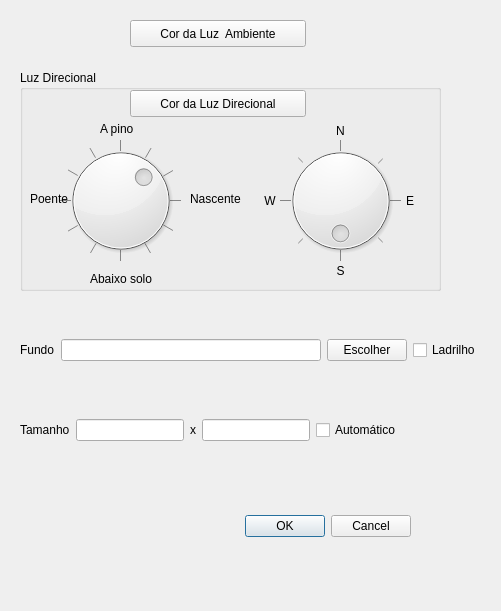
The window that ifg/qt/ui/iluminacao.ui (matferib/tabuleiro-virtual) describes before a commit, drawn with Qt 5.
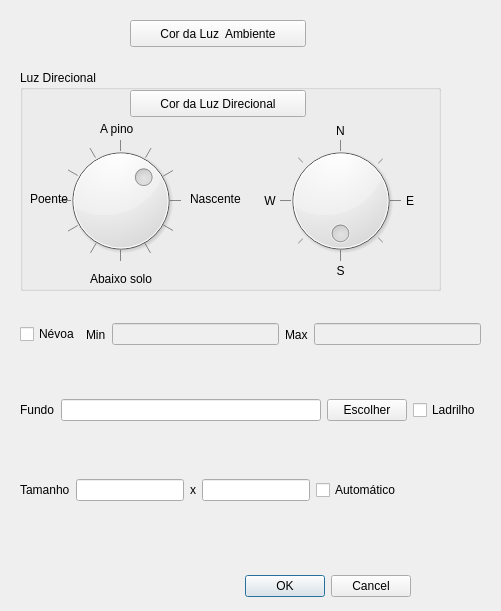
The same window after the commit.

What changed in the file:
```diff
--- a/ifg/qt/ui/iluminacao.ui
+++ b/ifg/qt/ui/iluminacao.ui
@@ -17,7 +17,7 @@
    <property name="geometry">
     <rect>
      <x>70</x>
-     <y>510</y>
+     <y>570</y>
      <width>341</width>
      <height>32</height>
     </rect>
@@ -33,7 +33,7 @@
    <property name="geometry">
     <rect>
      <x>20</x>
-     <y>310</y>
+     <y>370</y>
      <width>461</width>
      <height>80</height>
     </rect>
@@ -72,7 +72,7 @@
    <property name="geometry">
     <rect>
      <x>20</x>
-     <y>390</y>
+     <y>450</y>
      <width>463</width>
      <height>80</height>
     </rect>
@@ -440,6 +440,53 @@
     </property>
    </widget>
   </widget>
+  <widget class="QWidget" name="horizontalLayoutWidget_3">
+   <property name="geometry">
+    <rect>
+     <x>20</x>
+     <y>299</y>
+     <width>461</width>
+     <height>71</height>
+    </rect>
+   </property>
+   <layout class="QHBoxLayout" name="horizontalLayout_3">
+    <item>
+     <widget class="QCheckBox" name="checkbox_nevoa">
+      <property name="text">
+       <string>Névoa</string>
+      </property>
+     </widget>
+    </item>
+    <item>
+     <widget class="QLabel" name="label_12">
+      <property name="text">
+       <string>Min</string>
+      </property>
+     </widget>
+    </item>
+    <item>
+     <widget class="QLineEdit" name="linha_nevoa_min">
+      <property name="enabled">
+       <bool>false</bool>
+      </property>
+     </widget>
+    </item>
+    <item>
+     <widget class="QLabel" name="label_13">
+      <property name="text">
+       <string>Max</string>
+      </property>
+     </widget>
+    </item>
+    <item>
+     <widget class="QLineEdit" name="linha_nevoa_max">
+      <property name="enabled">
+       <bool>false</bool>
+      </property>
+     </widget>
+    </item>
+   </layout>
+  </widget>
  </widget>
  <resources/>
  <connections>
```
Left out of the diff: 32 changed lines with no effect on the pictures.
